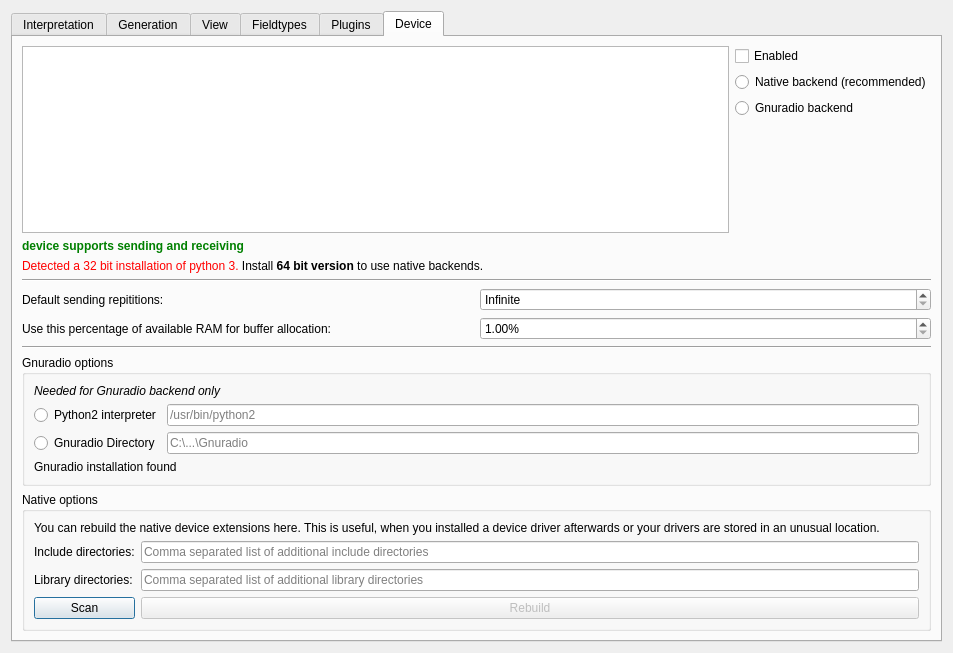
Before: the Qt Designer form ui/options.ui in jopohl/urh, drawn with Qt 5.
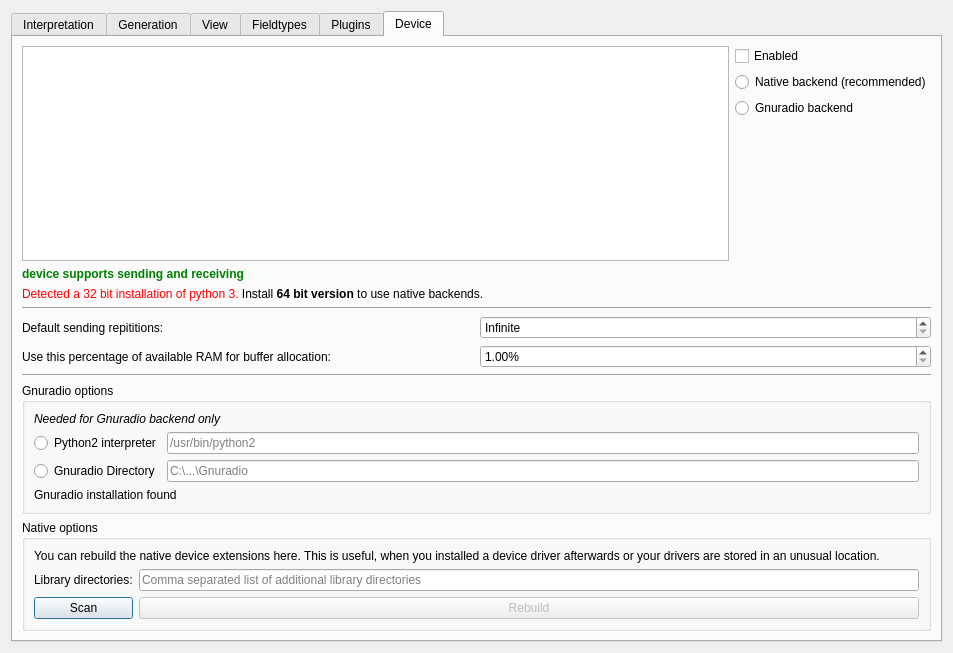
After: the same form once the commit is applied. Icons and pictures are not drawn. Custom widgets are drawn as their Qt base class.

Commit message: refactor library def

Diff of the .ui file:
```diff
--- a/ui/options.ui
+++ b/ui/options.ui
@@ -606,13 +606,6 @@
          </property>
          <layout class="QGridLayout" name="gridLayout_5">
           <item row="2" column="0">
-           <widget class="QLabel" name="labenIncludeDirs">
-            <property name="text">
-             <string>Include directories:</string>
-            </property>
-           </widget>
-          </item>
-          <item row="3" column="0">
            <widget class="QLabel" name="labelLibDirs">
             <property name="text">
              <string>Library directories:</string>
@@ -629,14 +622,7 @@
             </property>
            </widget>
           </item>
-          <item row="2" column="1">
-           <widget class="QLineEdit" name="lineEditIncludeDirs">
-            <property name="placeholderText">
-             <string>Comma separated list of additional include directories</string>
-            </property>
-           </widget>
-          </item>
-          <item row="4" column="0">
+          <item row="3" column="0">
            <widget class="QPushButton" name="btnScanNative">
             <property name="toolTip">
              <string>&lt;html&gt;&lt;head/&gt;&lt;body&gt;&lt;p&gt;Scan if new device extensions can be built.&lt;/p&gt;&lt;/body&gt;&lt;/html&gt;</string>
@@ -649,14 +635,14 @@
             </property>
            </widget>
           </item>
-          <item row="3" column="1">
+          <item row="2" column="1">
            <widget class="QLineEdit" name="lineEditLibDirs">
             <property name="placeholderText">
              <string>Comma separated list of additional library directories</string>
             </property>
            </widget>
           </item>
-          <item row="4" column="1">
+          <item row="3" column="1">
            <widget class="QPushButton" name="btnRebuildNative">
             <property name="enabled">
              <bool>false</bool>
```
The commit also changes 1 other file.
